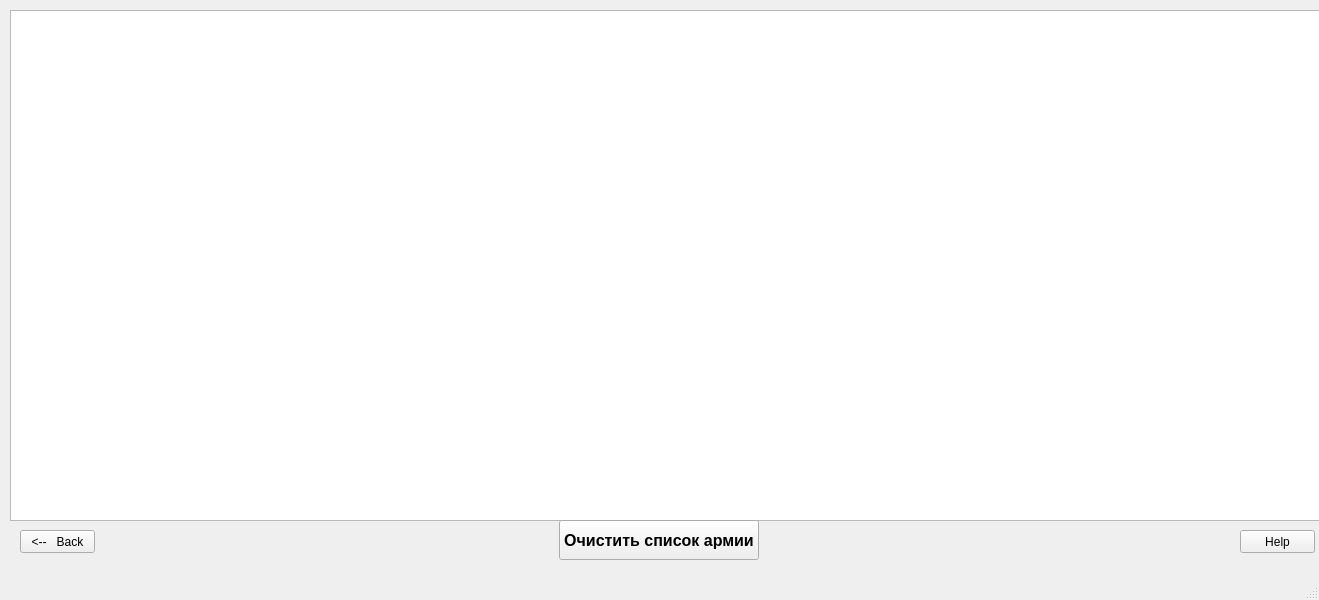
This is ui/databaser.ui in verdenkaa/WarhammerDataSupport as Qt 5 draws it before an edit. The edited form follows.
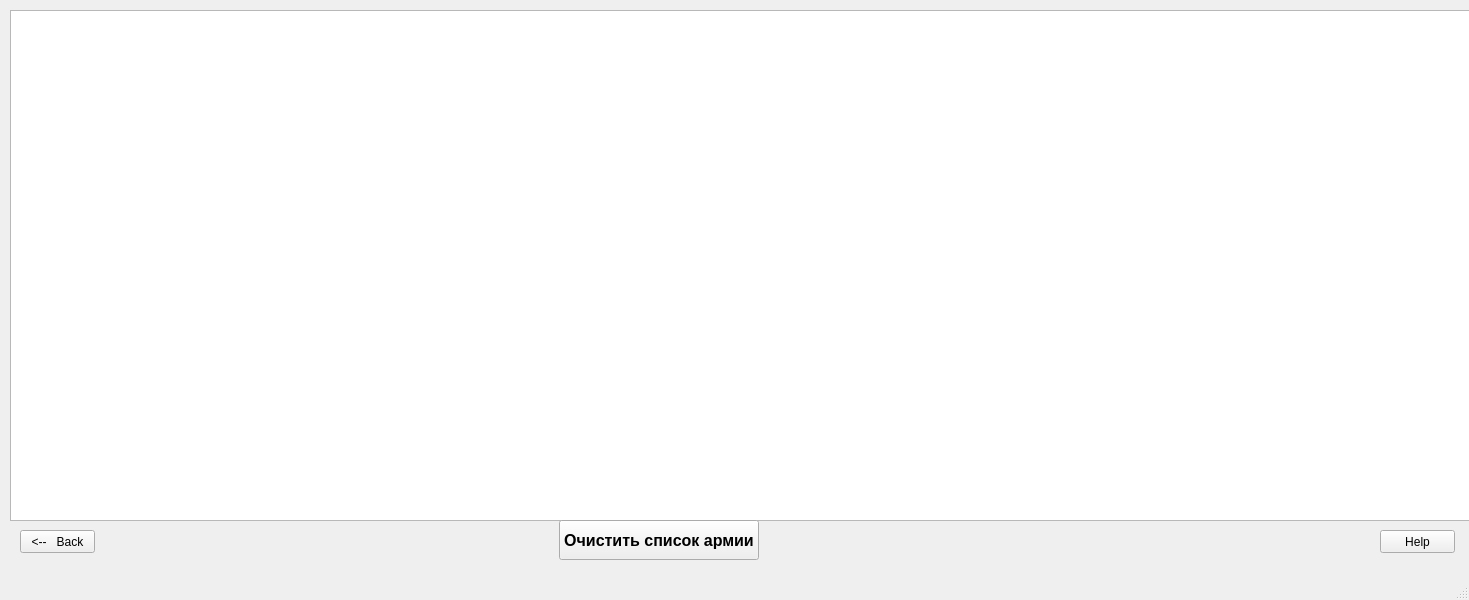
This is the edited form.

What changed in the file:
```diff
--- a/ui/databaser.ui
+++ b/ui/databaser.ui
@@ -6,7 +6,7 @@
    <rect>
     <x>0</x>
     <y>0</y>
-    <width>1319</width>
+    <width>1469</width>
     <height>600</height>
    </rect>
   </property>
@@ -30,7 +30,7 @@
    <widget class="QPushButton" name="pushButton_2">
     <property name="geometry">
      <rect>
-      <x>1240</x>
+      <x>1380</x>
       <y>530</y>
       <width>75</width>
       <height>23</height>
@@ -45,7 +45,7 @@
      <rect>
       <x>10</x>
       <y>10</y>
-      <width>1311</width>
+      <width>1461</width>
       <height>511</height>
      </rect>
     </property>
```
Left out of the diff: 2 changed lines with no effect on the pictures.
